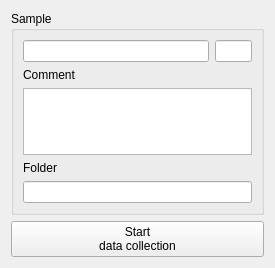
This is janus/widgets/ui/acq_run_parameters.ui in jurbschat/janus as Qt 5 draws it before an edit. The edited form follows.
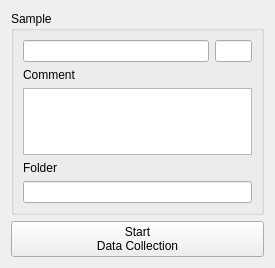
This is the edited form.

Diff of the .ui file:
```diff
--- a/janus/widgets/ui/acq_run_parameters.ui
+++ b/janus/widgets/ui/acq_run_parameters.ui
@@ -142,7 +142,7 @@
     <widget class="QPushButton" name="pushButtonStartAcq">
      <property name="text">
       <string>Start
-data collection</string>
+Data Collection</string>
      </property>
     </widget>
    </item>
```
